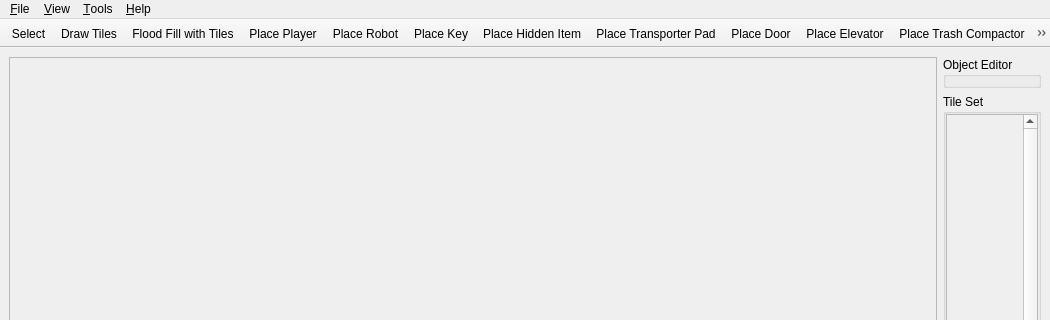
First picture: the form in mainwindow.ui, repository maxlor/PetsciiRobotsMapEditor, before the edit; both pictures show x 0 to 1050 and y 0 to 320 of the 1050 by 700 pixel window.
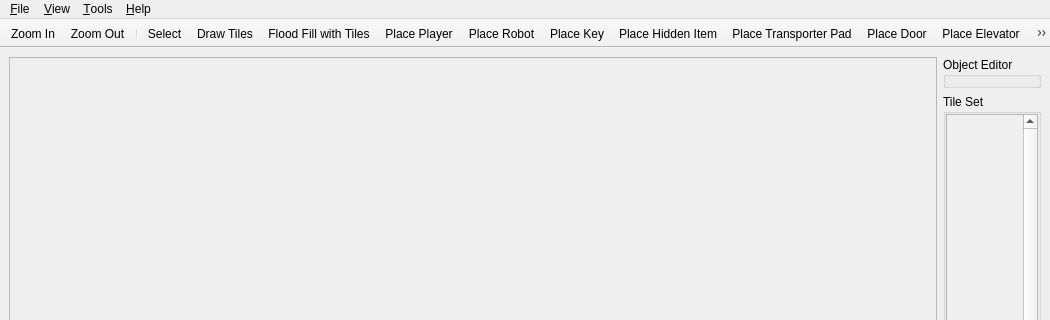
Second picture: the form after the edit. Icons and pictures are not drawn. Custom widgets are drawn as their Qt base class.

Commit message:
add icons for zoom actions
and put them into the main toolbar

```diff
--- a/mainwindow.ui
+++ b/mainwindow.ui
@@ -258,6 +258,9 @@
    <attribute name="toolBarBreak">
     <bool>false</bool>
    </attribute>
+   <addaction name="actionZoomIn"/>
+   <addaction name="actionZoomOut"/>
+   <addaction name="separator"/>
    <addaction name="actionSelect"/>
    <addaction name="actionDrawTiles"/>
    <addaction name="actionFloodFill"/>
```
Left out of the diff: 12 changed lines with no effect on the pictures. The commit also changes 3 other files.
